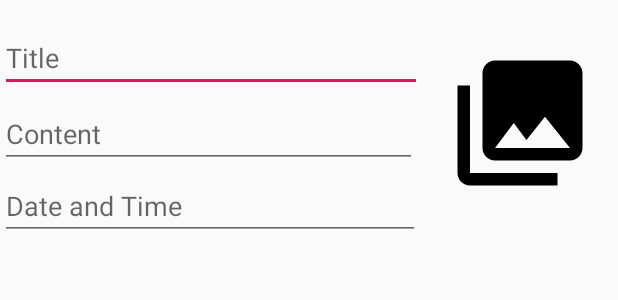
After one commit to gavisharma/NotesFG, an Android app: the layout notes_grid_layout.xml on its own in the app's theme, with its tools: preview values and no code run, on a phone screen of 412 x 824 dp. The commit adds this screen. Shown: the top 300 px of the screen. Run offline under Robolectric (Android 15) with nearby library versions, the phone set to English and light mode, and no system bars.

Commit message:
- Note Grid implemented - Notes fetched from Database - Notes displayed in the application

```diff
--- /dev/null
+++ b/app/src/main/res/layout/notes_grid_layout.xml
@@ -0,0 +1,52 @@
+<?xml version="1.0" encoding="utf-8"?>
+<android.support.constraint.ConstraintLayout xmlns:android="http://schemas.android.com/apk/res/android"
+    xmlns:app="http://schemas.android.com/apk/res-auto"
+    xmlns:tools="http://schemas.android.com/tools"
+    android:layout_width="match_parent"
+    android:layout_height="160dp">
+
+    <EditText
+        android:id="@+id/name"
+        android:layout_width="281dp"
+        android:layout_height="45dp"
+        android:layout_marginTop="16dp"
+        android:ems="10"
+        android:hint="Title"
+        android:inputType="textPersonName"
+        app:layout_constraintStart_toStartOf="parent"
+        app:layout_constraintTop_toTopOf="parent" />
+
+    <ImageView
+        android:id="@+id/imageView2"
+        android:layout_width="100dp"
+        android:layout_height="100dp"
+        android:layout_marginTop="4dp"
+        android:scaleType="fitCenter"
+        app:layout_constraintBottom_toBottomOf="parent"
+        app:layout_constraintEnd_toEndOf="parent"
+        app:layout_constraintStart_toEndOf="@+id/name"
+        app:layout_constraintTop_toTopOf="parent"
+        app:srcCompat="@drawable/ic_menu_gallery" />
+
+    <EditText
+        android:id="@+id/content"
+        android:layout_width="278dp"
+        android:layout_height="43dp"
+        android:layout_marginTop="7dp"
+        android:ems="10"
+        android:hint="Content"
+        android:inputType="textPersonName"
+        app:layout_constraintStart_toStartOf="parent"
+        app:layout_constraintTop_toBottomOf="@+id/name" />
+
+    <EditText
+        android:id="@+id/date"
+        android:layout_width="280dp"
+        android:layout_height="40dp"
+        android:layout_marginTop="8dp"
+        android:ems="10"
+        android:hint="Date and Time"
+        android:inputType="textPersonName"
+        app:layout_constraintStart_toStartOf="parent"
+        app:layout_constraintTop_toBottomOf="@+id/content" />
+</android.support.constraint.ConstraintLayout>
```
Also changed, not shown: app/src/main/java/com/example/foram/notesfg/HomeActivity.java (+59 -6 lines), app/src/main/java/com/example/foram/notesfg/NoteActivity.java (+9 -20 lines), app/src/main/java/com/example/foram/notesfg/NoteGridAdaptor.java (added, +55 -0 lines), app/src/main/java/com/example/foram/notesfg/SubjectActivity.java (+18 -18 lines), app/src/main/java/com/example/foram/notesfg/SubjectGridAdapter.java (+11 -11 lines), app/src/main/res/layout/content_home.xml (+12 -0 lines), 1 other file.
